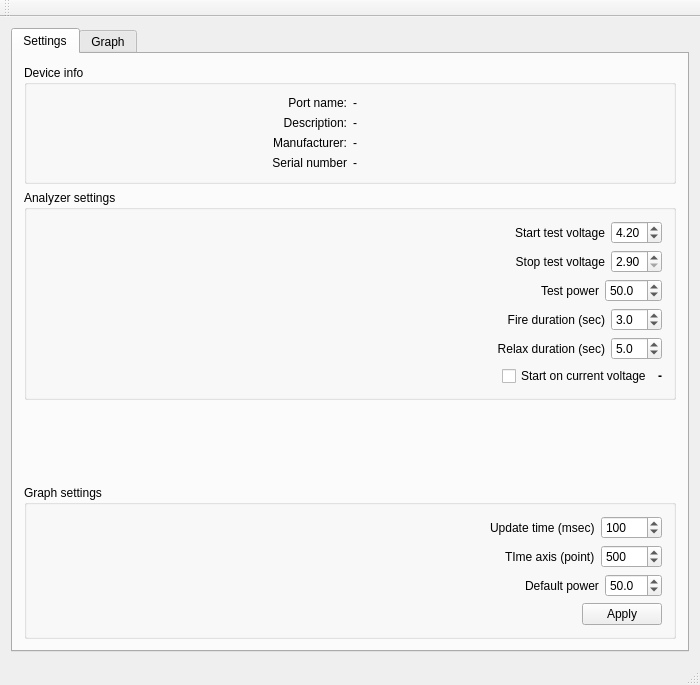
Before: the Qt Designer form mainwindow.ui in ploop/DNA-battester, drawn with Qt 5.
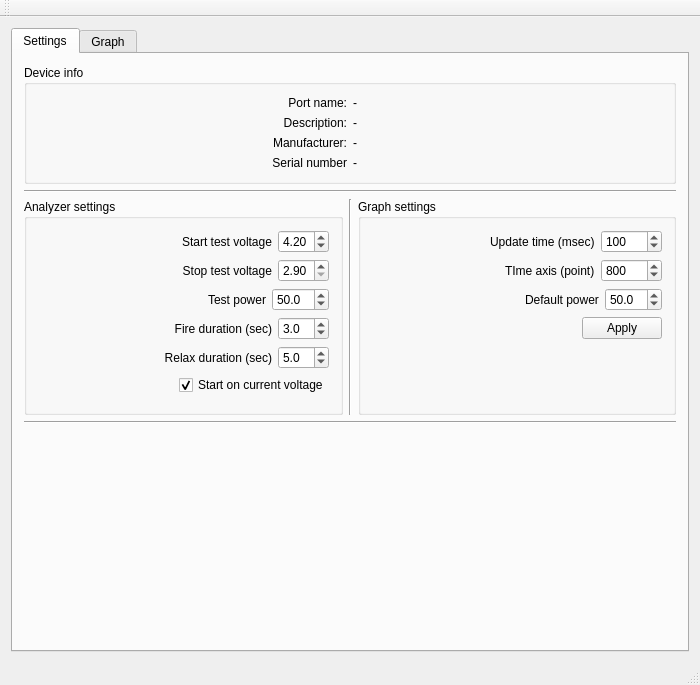
After: the same form once the commit is applied. Icons and pictures are not drawn. Custom widgets are drawn as their Qt base class.

```diff
--- a/mainwindow.ui
+++ b/mainwindow.ui
@@ -114,6 +114,15 @@
          </widget>
         </item>
         <item>
+         <widget class="Line" name="line">
+          <property name="orientation">
+           <enum>Qt::Horizontal</enum>
+          </property>
+         </widget>
+        </item>
+        <item>
+         <layout class="QHBoxLayout" name="horizontalLayout_11">
+          <item>
          <widget class="QGroupBox" name="groupBox_2">
           <property name="title">
            <string>Analyzer settings</string>
@@ -357,19 +366,9 @@
                <property name="text">
                 <string>Start on current voltage</string>
                </property>
-              </widget>
-             </item>
-             <item>
-              <widget class="QLabel" name="lbCurVB1">
-               <property name="font">
-                <font>
-                 <weight>75</weight>
-                 <bold>true</bold>
-                </font>
-               </property>
-               <property name="text">
-                <string>-</string>
-               </property>
+                 <property name="checked">
+                  <bool>true</bool>
+                 </property>
               </widget>
              </item>
             </layout>
@@ -378,17 +377,11 @@
          </widget>
         </item>
         <item>
-         <spacer name="verticalSpacer">
+           <widget class="Line" name="line_3">
           <property name="orientation">
            <enum>Qt::Vertical</enum>
           </property>
-          <property name="sizeHint" stdset="0">
-           <size>
-            <width>20</width>
-            <height>40</height>
-           </size>
-          </property>
-         </spacer>
+           </widget>
         </item>
         <item>
          <widget class="QGroupBox" name="groupBox_3">
@@ -466,7 +459,7 @@
                   <number>10000</number>
                  </property>
                  <property name="value">
-                  <number>500</number>
+                    <number>800</number>
                  </property>
                 </widget>
                </item>
@@ -536,10 +529,45 @@
                </item>
               </layout>
              </item>
+               <item>
+                <spacer name="verticalSpacer_2">
+                 <property name="orientation">
+                  <enum>Qt::Vertical</enum>
+                 </property>
+                 <property name="sizeHint" stdset="0">
+                  <size>
+                   <width>20</width>
+                   <height>40</height>
+                  </size>
+                 </property>
+                </spacer>
+               </item>
             </layout>
            </item>
           </layout>
          </widget>
+          </item>
+         </layout>
+        </item>
+        <item>
+         <widget class="Line" name="line_2">
+          <property name="orientation">
+           <enum>Qt::Horizontal</enum>
+          </property>
+         </widget>
+        </item>
+        <item>
+         <spacer name="verticalSpacer">
+          <property name="orientation">
+           <enum>Qt::Vertical</enum>
+          </property>
+          <property name="sizeHint" stdset="0">
+           <size>
+            <width>20</width>
+            <height>40</height>
+           </size>
+          </property>
+         </spacer>
         </item>
        </layout>
       </widget>
```
Lines whose indentation alone changed are shown as unchanged.
